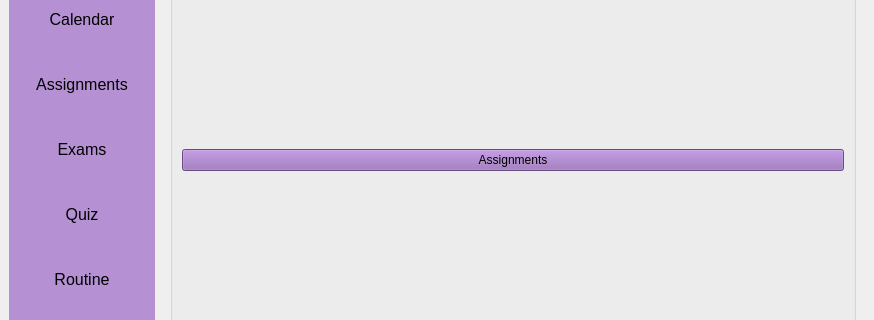
Before: the Qt Designer form mainwindow.ui in aveens13/KU-Planner, drawn with Qt 5; both pictures show x 0 to 874 and y 164 to 484 of the 874 by 590 pixel window.
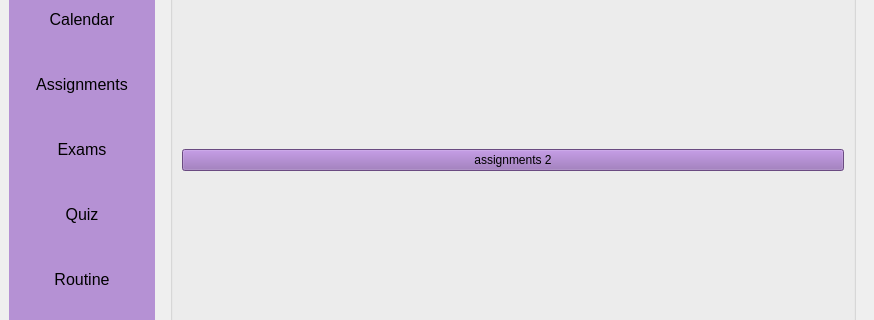
After: the same form once the commit is applied. Icons and pictures are not drawn.

What changed in the file:
```diff
--- a/mainwindow.ui
+++ b/mainwindow.ui
@@ -400,7 +400,7 @@
                  <item>
                   <widget class="QPushButton" name="pushButton">
                    <property name="text">
-                    <string>Assignments</string>
+                    <string>assignments 2</string>
                    </property>
                   </widget>
                  </item>
```
